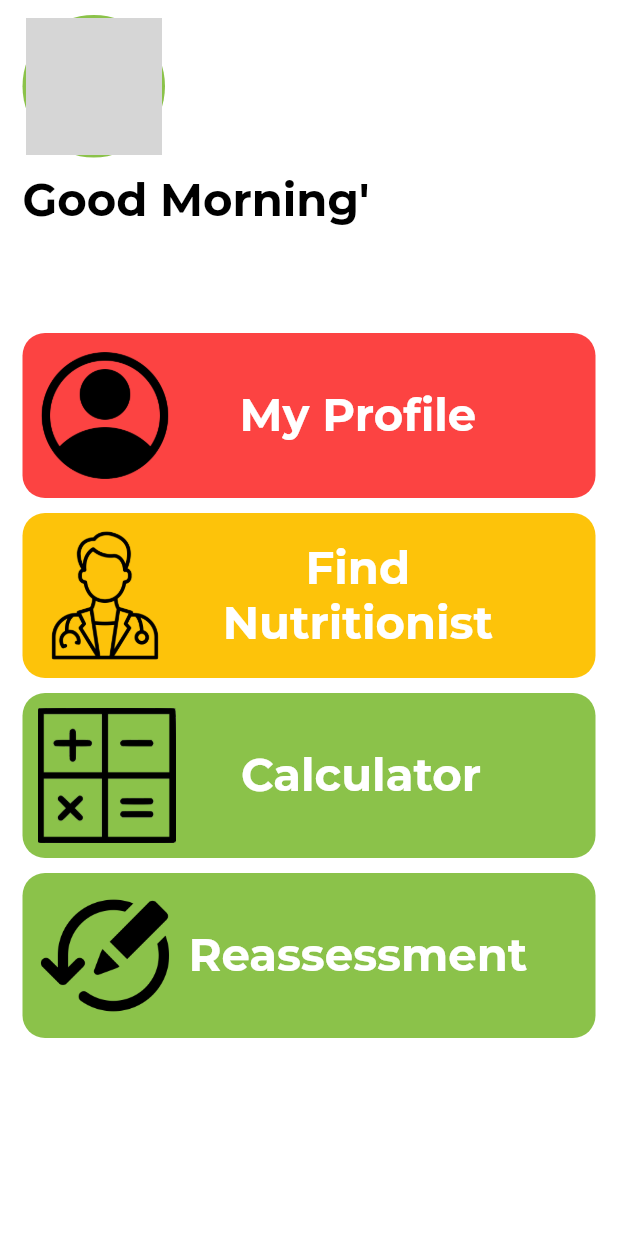
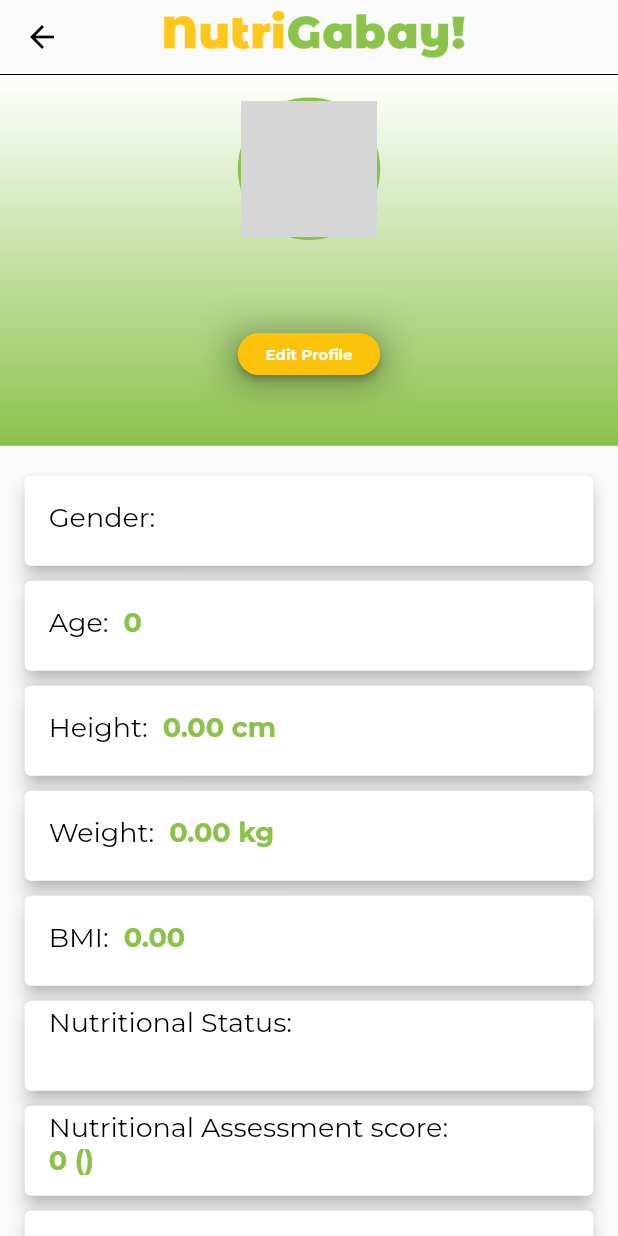
Before and after one commit to jamessarona/nutri-gabay, a Flutter app: the HomePage screen opened directly, after a tap on "My Profile", on a phone screen of 412 x 824 dp. Run offline on Flutter 3.47's test engine with Material 2 defaults, Android fonts, the phone set to English and light mode, and no system bars; our stand-ins replace cached_network_image, cloud_firestore, firebase_auth, firebase_core, firebase_storage, flutter_phoenix and 2 more; missing offline and left inert: flutter_octicons; accounts and stored records are empty; network calls fail; grey boxes are pictures that could not be loaded.

Commit message:
added profile page and saving of profile picture

```diff
--- a/lib/models/patient_controller.dart
+++ b/lib/models/patient_controller.dart
@@ -11,12 +11,16 @@ class Patient {
   final String firstname;
   final String lastname;
   final String email;
+  final String image;
+  final String phone;
 
   Patient({
     required this.uid,
     required this.firstname,
     required this.lastname,
     required this.email,
+    required this.image,
+    required this.phone,
   });
 
   factory Patient.fromJson(Map<String, dynamic> json) => Patient(
@@ -24,6 +28,8 @@ class Patient {
         firstname: json["firstname"],
         lastname: json["lastname"],
         email: json["email"],
+        image: json["image"],
+        phone: json["phone"],
       );
 
   Map<String, dynamic> toJson() => {
@@ -31,6 +37,8 @@ class Patient {
         "firstname": firstname,
         "lastname": lastname,
         "email": email,
+        "image": image,
+        "phone": phone
       };
 
   factory Patient.fromFirestore(
@@ -43,6 +51,8 @@ class Patient {
       firstname: data?["firstname"],
       lastname: data?["lastname"],
       email: data?["email"],
+      image: data?["image"],
+      phone: data?["phone"],
     );
   }
 
@@ -52,6 +62,8 @@ class Patient {
       "firstname": firstname,
       "lastname": lastname,
       "email": email,
+      "image": image,
+      "phone": phone
     };
   }
 }
--- /dev/null
+++ b/lib/views/shared/custom_card.dart
@@ -0,0 +1,64 @@
+import 'package:flutter/material.dart';
+import 'package:nutri_gabay/views/shared/app_style.dart';
+
+class ProfileCard extends StatelessWidget {
+  final String leading;
+  final String title;
+  final Size screenSize;
+  final double fontSize;
+  final bool isOverFlow;
+  final void Function()? onTap;
+  const ProfileCard(
+      {super.key,
+      required this.leading,
+      required this.title,
+      required this.screenSize,
+      required this.fontSize,
+      required this.isOverFlow,
+      this.onTap});
+
+  @override
+  Widget build(BuildContext context) {
+    return SizedBox(
+      height: 70,
+      child: Card(
+        elevation: 5,
+        margin: EdgeInsets.symmetric(
+            horizontal: screenSize.height * 0.02, vertical: 5),
+        child: ListTile(
+          onTap: onTap,
+          title: !isOverFlow
+              ? Row(
+                  children: [
+                    Text(
+                      leading,
+                      style:
+                          appstyle(fontSize, Colors.black, FontWeight.normal),
+                    ),
+                    const SizedBox(width: 10),
+                    Text(
+                      title,
+                      style: appstyle(fontSize, customColor, FontWeight.w700),
+                    ),
+                  ],
+                )
+              : Column(
+                  crossAxisAlignment: CrossAxisAlignment.start,
+                  children: [
+                    Text(
+                      leading,
+                      style:
+                          appstyle(fontSize, Colors.black, FontWeight.normal),
+                    ),
+                    const SizedBox(width: 10),
+                    Text(
+                      title,
+                      style: appstyle(fontSize, customColor, FontWeight.w700),
+                    ),
+                  ],
+                ),
+        ),
+      ),
+    );
+  }
+}
--- a/lib/views/ui/home_page.dart
+++ b/lib/views/ui/home_page.dart
@@ -5,6 +5,7 @@ import 'package:nutri_gabay/models/patient_controller.dart';
 import 'package:nutri_gabay/services/baseauth.dart';
 import 'package:nutri_gabay/views/shared/app_style.dart';
 import 'package:nutri_gabay/views/shared/home_page_container.dart';
+import 'package:nutri_gabay/views/ui/profile_screen.dart';
 
 class HomePage extends StatefulWidget {
   const HomePage({
@@ -90,9 +91,9 @@ class _HomePageState extends State<HomePage> with TickerProviderStateMixin {
                             child: Container(
                               decoration: BoxDecoration(
                                 borderRadius: BorderRadius.circular(100),
-                                image: const DecorationImage(
+                                image: DecorationImage(
                                     image: CachedNetworkImageProvider(
-                                      "https://static.wikia.nocookie.net/half-life/images/6/62/Gaben.jpg/revision/latest?cb=20200126040848&path-prefix=en",
+                                      patient.image,
                                     ),
                                     fit: BoxFit.fill),
                               ),
@@ -114,11 +115,20 @@ class _HomePageState extends State<HomePage> with TickerProviderStateMixin {
                             ),
                           ),
                           HomePageContainer(
-                              screenSize: screenSize,
-                              colorIndex: 50,
-                              image: "account.png",
-                              title: "My Profile",
-                              onTap: () {}),
+                            screenSize: screenSize,
+                            colorIndex: 50,
+                            image: "account.png",
+                            title: "My Profile",
+                            onTap: () {
+                              Navigator.push(
+                                context,
+                                MaterialPageRoute(
+                                  builder: (context) => const ProfileScreen(),
+                                ),
+                              );
+                              getPatientInfo();
+                            },
+                          ),
                           const SizedBox(height: 10),
                           HomePageContainer(
                               screenSize: screenSize,
--- a/lib/views/ui/main_screen.dart
+++ b/lib/views/ui/main_screen.dart
@@ -2,6 +2,7 @@ import 'package:flutter/material.dart';
 import 'package:flutter_phoenix/flutter_phoenix.dart';
 import 'package:nutri_gabay/views/shared/drawer_tile.dart';
 import 'package:nutri_gabay/views/ui/home_page.dart';
+import 'package:nutri_gabay/views/ui/profile_screen.dart';
 import 'package:provider/provider.dart';
 import '../../controllers/mainscreen_provider.dart';
 import 'package:nutri_gabay/services/baseauth.dart';
@@ -81,7 +82,14 @@ class MainScreen extends StatelessWidget {
                   DrawerTile(
                     icon: "account.png",
                     title: "My Account",
-                    onTap: () {},
+                    onTap: () {
+                      Navigator.push(
+                        context,
+                        MaterialPageRoute(
+                          builder: (context) => const ProfileScreen(),
+                        ),
+                      );
+                    },
                   ),
                   Expanded(
                     child: Container(),
--- /dev/null
+++ b/lib/views/ui/profile_screen.dart
@@ -0,0 +1,334 @@
+import 'dart:io';
+import 'package:cloud_firestore/cloud_firestore.dart';
+import 'package:firebase_storage/firebase_storage.dart';
+import 'package:flutter/material.dart';
+import 'package:image_picker/image_picker.dart';
+import 'package:nutri_gabay/models/patient_controller.dart';
+import 'package:nutri_gabay/models/patient_nutrition_controller.dart';
+import 'package:nutri_gabay/services/baseauth.dart';
+import 'package:nutri_gabay/views/shared/app_style.dart';
+import 'package:nutri_gabay/views/shared/button_widget.dart';
+import 'package:nutri_gabay/views/shared/custom_card.dart';
+
+class ProfileScreen extends StatefulWidget {
+  const ProfileScreen({super.key});
+
+  @override
+  State<ProfileScreen> createState() => ProfileScreenState();
+}
+
+class ProfileScreenState extends State<ProfileScreen> {
+  late String imageUrl;
+  late Size screenSize;
+  // ignore: prefer_typing_uninitialized_variables
+  var patient, nutritionProfile;
+  bool hasData = false;
+  File? image;
+  bool isLoading = false;
+
+  void getPatientInfo() async {
+    String uid = await FireBaseAuth().currentUser();
+    final ref =
+        FirebaseFirestore.instance.collection("patient").doc(uid).withConverter(
+              fromFirestore: Patient.fromFirestore,
+              toFirestore: (Patient patient, _) => patient.toFirestore(),
+            );
+    final docSnap = await ref.get();
+    patient = docSnap.data()!;
+    // ignore: unnecessary_null_comparison
+    setState(() {});
+  }
+
+  void getPatientNutritionInfo() async {
+    String uid = await FireBaseAuth().currentUser();
+    final collection = FirebaseFirestore.instance
+        .collection('patient_nutritional_profile')
+        .where("uid", isEqualTo: uid)
+        .withConverter(
+          fromFirestore: PatientNutrition.fromFirestore,
+          toFirestore: (PatientNutrition city, _) => city.toFirestore(),
+        );
+
+    collection.get().then(
+      (querySnapshot) {
+        for (var docSnapshot in querySnapshot.docs) {
+          if (uid == docSnapshot.data().uid) {
+            nutritionProfile = docSnapshot.data();
+            hasData = patient != null;
+            setState(() {});
+            break;
+          }
+        }
+      },
+    );
+  }
+
+  Future pickImage() async {
+    final image = await ImagePicker().pickImage(
+      source: ImageSource.gallery,
+    );
+    if (image != null) {
+      setState(() {
+        this.image = null;
+        final imageTemporary = File(image.path);
+        this.image = imageTemporary;
+      });
+    }
+  }
+
+  uploadImage() async {
+    final firebaseStorage = FirebaseStorage.instance;
+    var snapshot = await firebaseStorage
+        .ref()
+        .child('images/profiles/${patient.uid}')
+        .putFile(File(image!.path));
+
+    var downloadUrl = await snapshot.ref.getDownloadURL();
+
+    saveImageToDatabase(downloadUrl);
+  }
+
+  saveImageToDatabase(String url) async {
+    final collection = FirebaseFirestore.instance.collection('patient');
+
+    await collection.doc(patient.uid).update({"image": url});
+
+    setState(() {
+      image = null;
+      getPatientInfo();
+      getPatientNutritionInfo();
+    });
+  }
+
+  @override
+  void initState() {
+    getPatientInfo();
+    getPatientNutritionInfo();
+    super.initState();
+  }
+
+  @override
+  Widget build(BuildContext context) {
+    screenSize = MediaQuery.of(context).size;
+    return SafeArea(
+      child: Scaffold(
+        backgroundColor: Colors.grey[50],
+        appBar: AppBar(
+          bottom: PreferredSize(
+            preferredSize: const Size.fromHeight(0),
+            child: Container(
+                decoration: BoxDecoration(border: Border.all(width: 0.2))),
+          ),
+          toolbarHeight: 50,
+          backgroundColor: Colors.transparent,
+          elevation: 0,
+          leading: IconButton(
+            icon: const Icon(Icons.arrow_back, color: Colors.black),
+            onPressed: () {
+              Navigator.of(context).pop();
+            },
+          ),
+          title: Container(
+            height: 45,
+            decoration: const BoxDecoration(
+              image: DecorationImage(
+                image: AssetImage("assets/images/logo-name.png"),
+                fit: BoxFit.fitHeight,
+              ),
+            ),
+          ),
+          actions: [
+            IconButton(
+              icon: Icon(
+                Icons.save_as_outlined,
+                color: image != null ? Colors.black : Colors.transparent,
+              ),
+              onPressed: image != null || !isLoading
+                  ? () {
+                      setState(() {
+                        isLoading = true;
+                      });
+                      if (image != null) uploadImage();
+                      setState(() {
+                        isLoading = false;
+                      });
+                    }
+                  : null,
+            ),
+          ],
+        ),
+        body: SizedBox(
+          height: double.infinity,
+          width: double.infinity,
+          child: !hasData
+              ? const Center(
+                  child: CircularProgressIndicator(
+                    color: Colors.grey,
+                  ),
+                )
+              : ListView(
+                  children: [
+                    Container(
+                      height: screenSize.height * 0.3,
+                      decoration: const BoxDecoration(
+                        gradient: LinearGradient(
+                          begin: Alignment.bottomCenter,
+                          end: Alignment.topCenter,
+                          colors: [
+                            customColor,
+                            Colors.white,
+                          ],
+                        ),
+                      ),
+                      child: Column(
+                        children: [
+                          const SizedBox(height: 15),
+                          Container(
+                            width: 95,
+                            height: 95,
+                            decoration: BoxDecoration(
+                              borderRadius: BorderRadius.circular(100),
+                              color: customColor,
+                            ),
+                            padding: const EdgeInsets.all(2),
+                            child: Stack(
+                              children: [
+                                ClipOval(
+                                  child: image != null
+                                      ? Image.file(
+                                          image!,
+                                          width: 95,
+                                          height: 95,
+                                          fit: BoxFit.fill,
+                                        )
+                                      : Image.network(
+                                          patient.image,
+                                          width: 95,
+                                          height: 95,
+                                          fit: BoxFit.cover,
+                                        ),
+                                ),
+                                Positioned(
+                                  right: 0,
+                                  bottom: 4,
+                                  child: Container(
+                                    height: 30,
+                                    width: 30,
+                                    decoration: BoxDecoration(
+                                      color: Colors.grey.withOpacity(0.9),
+                                      borderRadius: BorderRadius.circular(100),
+                                    ),
+                                    child: IconButton(
+                                      icon: const Icon(
+                                        Icons.camera_alt,
+                                        color: Colors.black,
+                                        size: 15,
+                                      ),
+                                      onPressed: () {
+                                        pickImage();
+                                      },
+                                    ),
+                                  ),
+                                )
+                              ],
+                            ),
+                          ),
+                          Container(
+                            margin: const EdgeInsets.only(
+                                top: 20, left: 60, right: 60),
+                            width: double.maxFinite,
+                            child: Text(
+                              "${patient.firstname} ${patient.lastname}",
+                              style:
+                                  appstyle(26, Colors.black, FontWeight.w800),
+                              maxLines: 2,
+                              textAlign: TextAlign.center,
+                            ),
+                          ),
+                          Container(
+                            margin: const EdgeInsets.only(top: 10),
+                            height: 28,
+                            width: 95,
+                            decoration: BoxDecoration(
+                              boxShadow: [
+                                BoxShadow(
+                                    color: Colors.black.withOpacity(0.3),
+                                    spreadRadius: 3,
+                                    blurRadius: 20,
+                                    offset: const Offset(-1, 2)),
+                              ],
+                            ),
+                            child: UserCredentialSecondaryButton(
+                                onPress: () {},
+                                label: "Edit Profile",
+                                labelSize: 10),
+                          ),
+                        ],
+                      ),
+                    ),
+                    const SizedBox(height: 15),
+                    ProfileCard(
+                      leading: "Gender:",
+                      title: nutritionProfile.sex,
+                      screenSize: screenSize,
+                      fontSize: 18,
+                      isOverFlow: false,
+                    ),
+                    ProfileCard(
+                      leading: "Age:",
+                      title: nutritionProfile.age.toString(),
+                      screenSize: screenSize,
+                      fontSize: 18,
+                      isOverFlow: false,
+                    ),
+                    ProfileCard(
+                      leading: "Height:",
+                      title: "${nutritionProfile.height.toStringAsFixed(2)} cm",
+                      screenSize: screenSize,
+                      fontSize: 18,
+                      isOverFlow: false,
+                    ),
+                    ProfileCard(
+                      leading: "Weight:",
+                      title: "${nutritionProfile.weight.toStringAsFixed(2)} kg",
+                      screenSize: screenSize,
+                      fontSize: 18,
+                      isOverFlow: false,
+                    ),
+                    ProfileCard(
+                      leading: "BMI:",
+                      title: "${nutritionProfile.bmi.toStringAsFixed(2)}",
+                      screenSize: screenSize,
+                      fontSize: 18,
+                      isOverFlow: false,
+                    ),
+                    ProfileCard(
+                      leading: "Nutritional Status:",
+                      title: nutritionProfile.status,
+                      screenSize: screenSize,
+                      fontSize: 18,
+                      isOverFlow: true,
+                    ),
+                    ProfileCard(
+                      leading: "Nutritional Assessment score:",
+                      title:
+                          "${nutritionProfile.points.toStringAsFixed(0)} (${nutritionProfile.result})",
+                      screenSize: screenSize,
+                      fontSize: 18,
+                      isOverFlow: true,
+                    ),
+                    ProfileCard(
+                      leading: "Phone Number:",
+                      title: patient.phone,
+                      screenSize: screenSize,
+                      fontSize: 18,
+                      isOverFlow: false,
+                    ),
+                    const SizedBox(height: 10),
+                  ],
+                ),
+        ),
+      ),
+    );
+  }
+}
--- a/lib/views/ui/signup_screen.dart
+++ b/lib/views/ui/signup_screen.dart
@@ -17,6 +17,9 @@ class SignUpScreen extends StatefulWidget {
 }
 
 class _SignUpScreenState extends State<SignUpScreen> {
+  String defaultProfile =
+      "https://firebasestorage.googleapis.com/v0/b/nutri-gabay.appspot.com/o/images%2Fprofiles%2Fdefault.png?alt=media&token=61cf1904-d5e6-4f74-a74f-5bda2cfff508";
+
   late Size screenSize;
   final TextEditingController _firstname = TextEditingController();
   final TextEditingController _lastname = TextEditingController();
@@ -55,6 +58,8 @@ class _SignUpScreenState extends State<SignUpScreen> {
       firstname: _firstname.text,
       lastname: _lastname.text,
       email: _email.text,
+      image: defaultProfile,
+      phone: "",
     );
 
     final json = user.toJson();
--- a/pubspec.yaml
+++ b/pubspec.yaml
@@ -43,6 +43,8 @@ dependencies:
   flutter_phoenix: ^1.1.1
   flutter_octicons: ^0.41.0
   cached_network_image: ^3.2.3
+  image_picker: ^1.0.4
+  permission_handler: ^11.0.0
 
   #firebase
   firebase_core: ^2.15.1
```
Also changed, not shown: pubspec.lock, 5 other files.
